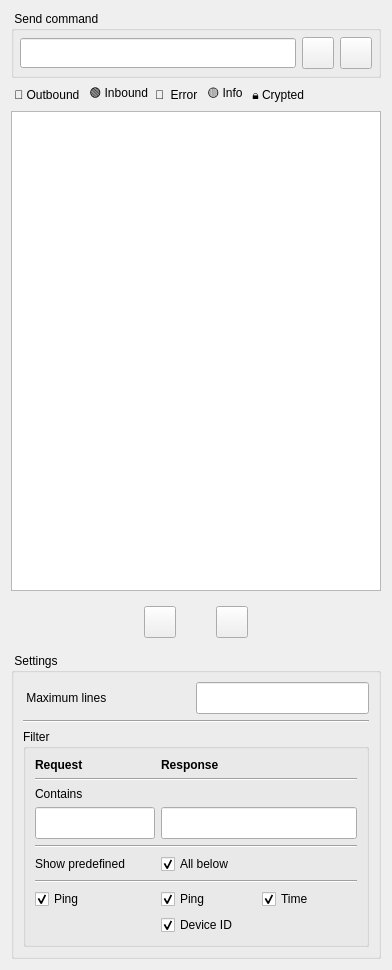
The window that src/ui/debug.ui (AceOfSnakes/NetRC) describes before a commit, drawn with Qt 5.
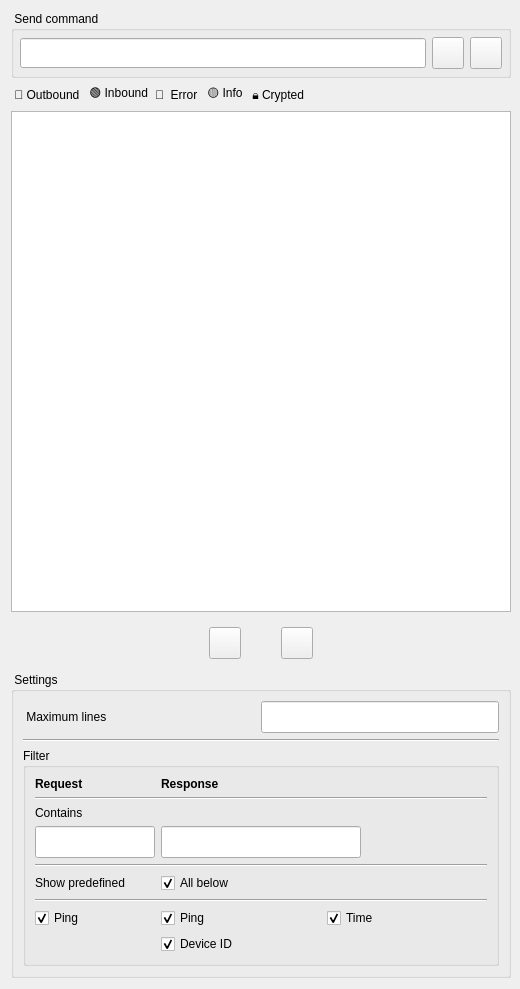
The same window after the commit. Icons and pictures are not drawn.

Diff of the .ui file:
```diff
--- a/src/ui/debug.ui
+++ b/src/ui/debug.ui
@@ -9,7 +9,7 @@
    <rect>
     <x>0</x>
     <y>0</y>
-    <width>392</width>
+    <width>520</width>
     <height>956</height>
    </rect>
   </property>
@@ -21,14 +21,14 @@
   </property>
   <property name="minimumSize">
    <size>
-    <width>392</width>
+    <width>520</width>
     <height>0</height>
    </size>
   </property>
   <property name="maximumSize">
    <size>
-    <width>392</width>
-    <height>956</height>
+    <width>520</width>
+    <height>1144</height>
    </size>
   </property>
   <property name="windowTitle">
@@ -48,7 +48,7 @@
      </property>
      <property name="minimumSize">
       <size>
-       <width>370</width>
+       <width>500</width>
        <height>0</height>
       </size>
      </property>
@@ -219,8 +219,8 @@
      </property>
      <property name="minimumSize">
       <size>
-       <width>370</width>
-       <height>480</height>
+       <width>500</width>
+       <height>501</height>
       </size>
      </property>
      <property name="focusPolicy">
@@ -234,15 +234,15 @@
    <item>
     <widget class="QWidget" name="widget" native="true">
      <property name="sizePolicy">
-      <sizepolicy hsizetype="Fixed" vsizetype="MinimumExpanding">
+      <sizepolicy hsizetype="Fixed" vsizetype="Fixed">
        <horstretch>0</horstretch>
        <verstretch>0</verstretch>
       </sizepolicy>
      </property>
      <property name="minimumSize">
       <size>
-       <width>370</width>
-       <height>0</height>
+       <width>500</width>
+       <height>48</height>
       </size>
      </property>
      <layout class="QHBoxLayout" name="horizontalLayout_5">
@@ -403,7 +403,7 @@
      </property>
      <property name="minimumSize">
       <size>
-       <width>370</width>
+       <width>500</width>
        <height>0</height>
       </size>
      </property>
```
